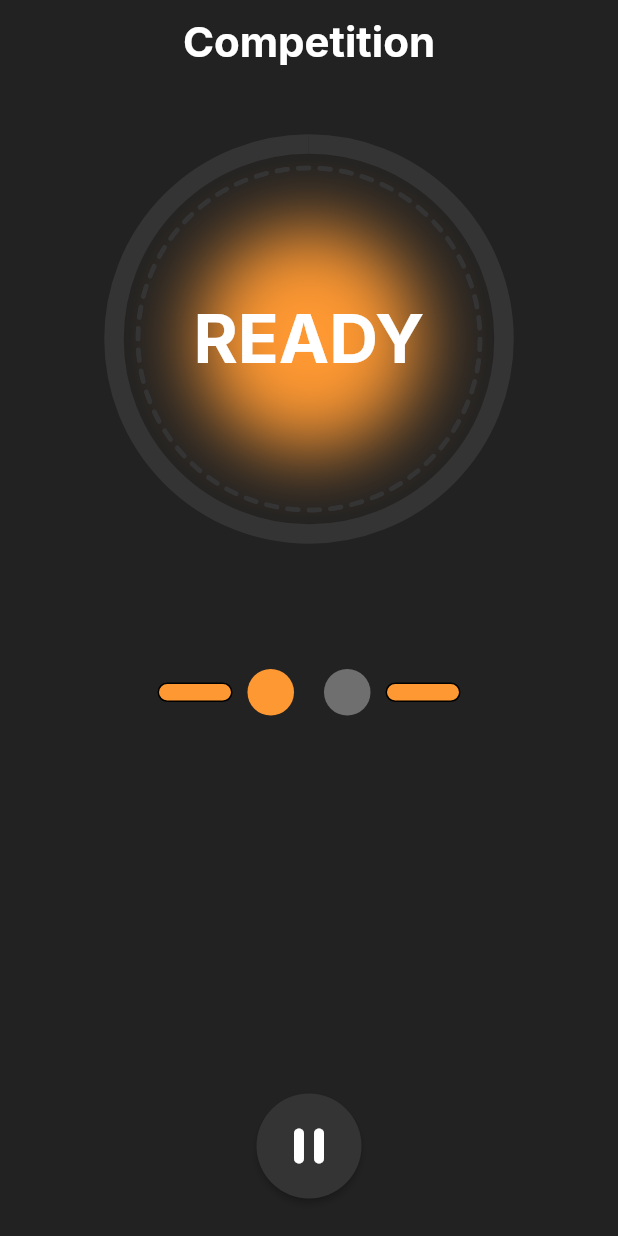
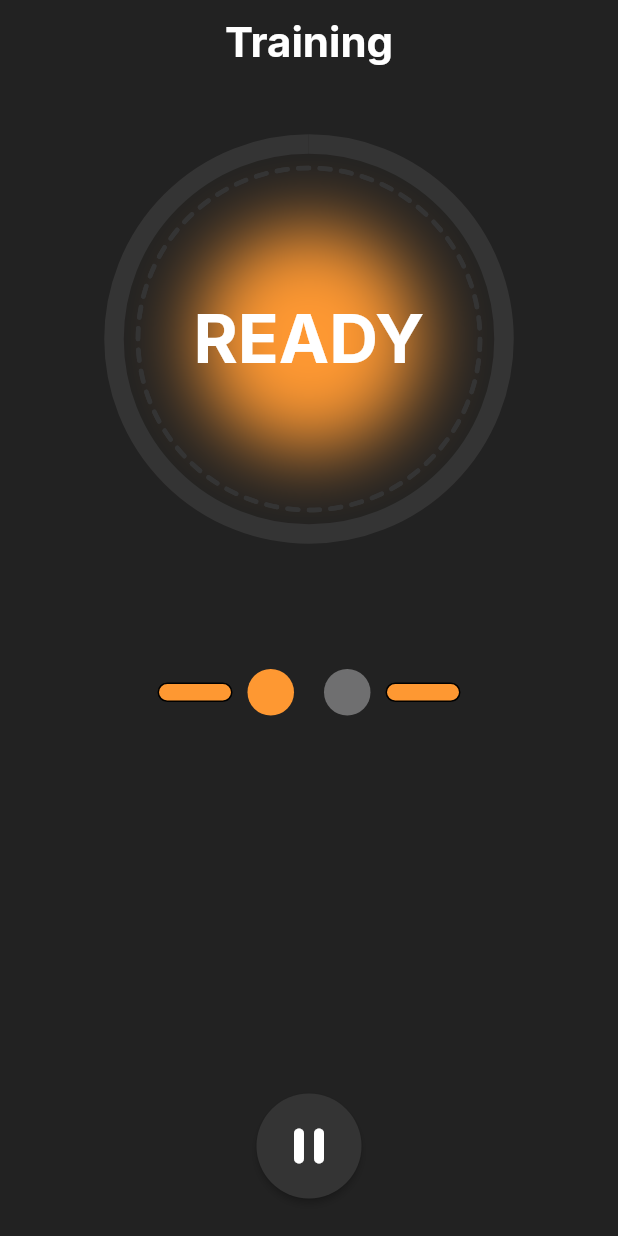
Before and after one commit to ArmFightHelper/ArmFightFlutterApp, a Flutter app: the screen it shows after launch, on a phone screen of 412 x 824 dp. Run offline on Flutter 3.47's test engine with Material 3 defaults, Android fonts, the light colour scheme and no system bars; our stand-ins replace flutter_riverpod, google_fonts.

Commit message:
init commit

```diff
--- a/lib/main.dart
+++ b/lib/main.dart
@@ -1,5 +1,6 @@
 import 'package:arm_fight_helper/screeens/competition_screen.dart';
 import 'package:arm_fight_helper/screeens/main_screen.dart';
+import 'package:arm_fight_helper/screeens/training_screen.dart';
 import 'package:arm_fight_helper/theme.dart';
 import 'package:flutter/material.dart';
 import 'package:flutter_riverpod/flutter_riverpod.dart';
@@ -19,7 +20,7 @@ class MyApp extends StatelessWidget {
       debugShowCheckedModeBanner: false,
       title: 'ArmFight Helper',
       theme: buildDarkTheme(),
-      home: const CompetitionScreen(),
+      home: const TrainingScreen(),
     );
   }
 }
--- /dev/null
+++ b/lib/screeens/training_screen.dart
@@ -0,0 +1,41 @@
+import 'package:arm_fight_helper/widgets/pause_button.dart';
+import 'package:arm_fight_helper/widgets/rounds.dart';
+import 'package:flutter/material.dart';
+import 'package:flutter/src/widgets/framework.dart';
+import 'package:flutter_riverpod/flutter_riverpod.dart';
+import 'package:google_fonts/google_fonts.dart';
+import 'package:arm_fight_helper/widgets/start_indicator.dart';
+
+class TrainingScreen extends ConsumerWidget {
+  const TrainingScreen({super.key});
+
+  @override
+  Widget build(BuildContext context, WidgetRef ref) {
+    return Scaffold(
+      appBar: AppBar(
+        backgroundColor: Theme.of(context).scaffoldBackgroundColor,
+        title: Text(
+          "Training",
+          style: GoogleFonts.inter(
+              textStyle: Theme.of(context).textTheme.headlineMedium
+          ),
+        ),
+        centerTitle: true,
+      ),
+
+
+      body: const Center(
+        child: Column(
+          children: [
+            SizedBox(height: 40),
+            StartIndicatorWidget(),
+            RoundsWidget(),
+            Expanded(child: SizedBox()),
+            PauseButtonWidget()
+          ],
+        ),
+      ),
+    );
+  }
+
+}
```
